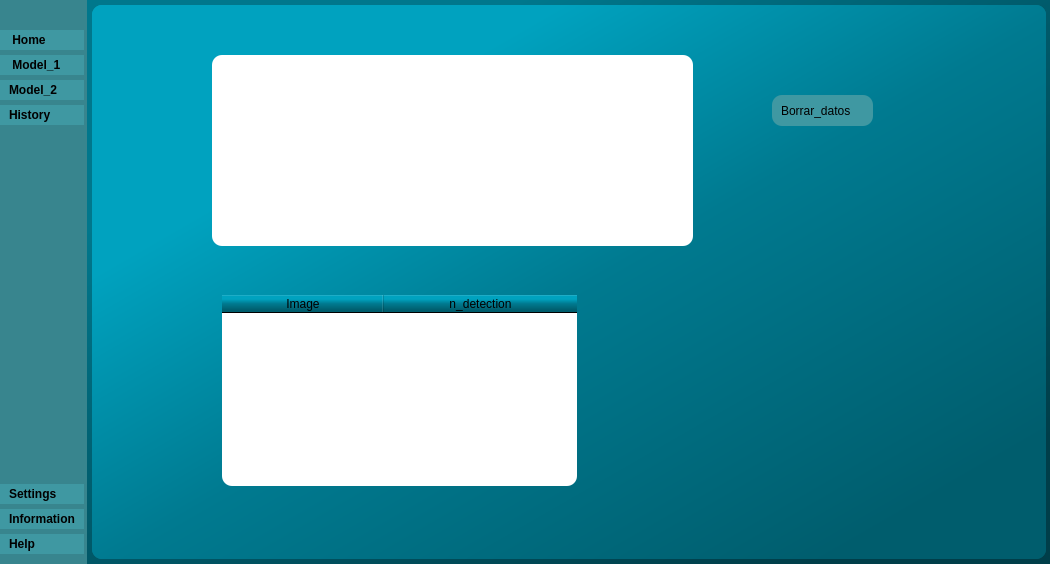
AlexEspinosa98/Guide_dis, file Main_GUI.ui: the form before one commit.
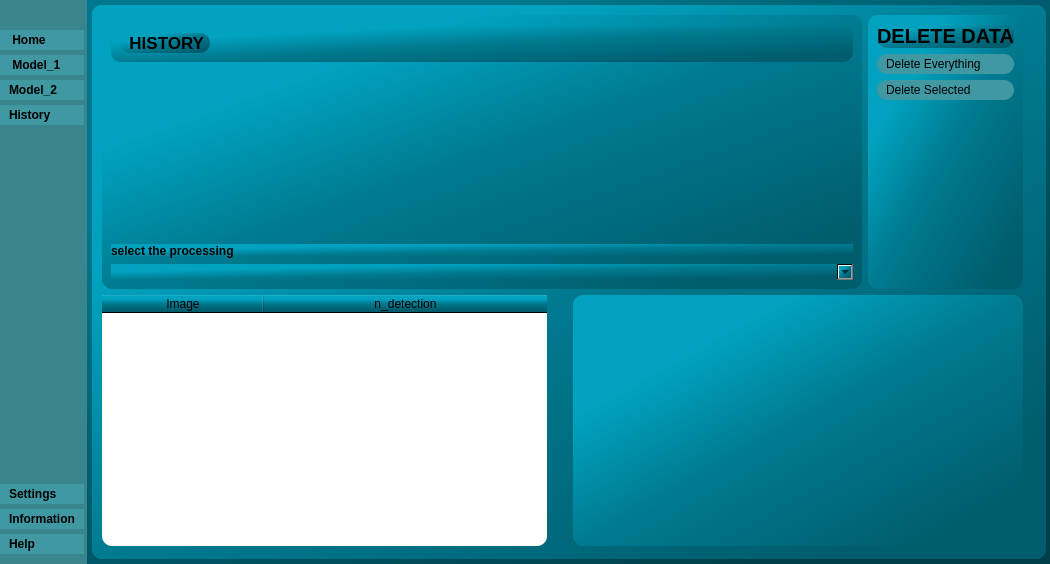
The form after the commit. The open tabs and pages were chosen to show the change. Icons and pictures are not drawn.

Commit message: combo box in history complete

```diff
--- a/Main_GUI.ui
+++ b/Main_GUI.ui
@@ -1223,119 +1223,216 @@
           </widget>
          </widget>
          <widget class="QWidget" name="p_history">
-          <widget class="QTableWidget" name="tabla2_4">
+          <widget class="QWidget" name="">
            <property name="geometry">
             <rect>
-             <x>120</x>
-             <y>50</y>
-             <width>481</width>
-             <height>191</height>
+             <x>10</x>
+             <y>10</y>
+             <width>921</width>
+             <height>531</height>
             </rect>
            </property>
-           <property name="sizePolicy">
-            <sizepolicy hsizetype="Expanding" vsizetype="Expanding">
-             <horstretch>0</horstretch>
-             <verstretch>0</verstretch>
-            </sizepolicy>
-           </property>
-           <attribute name="horizontalHeaderVisible">
-            <bool>false</bool>
-           </attribute>
-           <attribute name="horizontalHeaderCascadingSectionResizes">
-            <bool>false</bool>
-           </attribute>
-           <attribute name="horizontalHeaderDefaultSectionSize">
-            <number>80</number>
-           </attribute>
-           <attribute name="horizontalHeaderHighlightSections">
-            <bool>false</bool>
-           </attribute>
-           <attribute name="horizontalHeaderMinimumSectionSize">
-            <number>20</number>
-           </attribute>
-           <attribute name="horizontalHeaderShowSortIndicator" stdset="0">
-            <bool>false</bool>
-           </attribute>
-           <attribute name="horizontalHeaderStretchLastSection">
-            <bool>true</bool>
-           </attribute>
-           <attribute name="verticalHeaderCascadingSectionResizes">
-            <bool>false</bool>
-           </attribute>
-           <attribute name="verticalHeaderMinimumSectionSize">
-            <number>10</number>
-           </attribute>
-           <attribute name="verticalHeaderShowSortIndicator" stdset="0">
-            <bool>false</bool>
-           </attribute>
-           <attribute name="verticalHeaderStretchLastSection">
-            <bool>false</bool>
-           </attribute>
-           <column>
-            <property name="text">
-             <string>Pixel min</string>
-            </property>
-           </column>
-           <column>
-            <property name="text">
-             <string>Pixel Max</string>
-            </property>
-           </column>
-           <column>
-            <property name="text">
-             <string>Lat</string>
-            </property>
-           </column>
-           <column>
-            <property name="text">
-             <string>Long</string>
-            </property>
-           </column>
-          </widget>
-          <widget class="QTableWidget" name="tabla_d2_3">
-           <property name="geometry">
-            <rect>
-             <x>130</x>
-             <y>290</y>
-             <width>355</width>
-             <height>191</height>
-            </rect>
-           </property>
-           <attribute name="horizontalHeaderCascadingSectionResizes">
-            <bool>true</bool>
-           </attribute>
-           <attribute name="horizontalHeaderDefaultSectionSize">
-            <number>162</number>
-           </attribute>
-           <attribute name="horizontalHeaderHighlightSections">
-            <bool>true</bool>
-           </attribute>
-           <attribute name="horizontalHeaderStretchLastSection">
-            <bool>true</bool>
-           </attribute>
-           <column>
-            <property name="text">
-             <string>Image</string>
-            </property>
-           </column>
-           <column>
-            <property name="text">
-             <string>n_detection</string>
-            </property>
-           </column>
-          </widget>
-          <widget class="QPushButton" name="b_borrarbase">
-           <property name="geometry">
-            <rect>
-             <x>680</x>
-             <y>90</y>
-             <width>101</width>
-             <height>31</height>
-            </rect>
-           </property>
-           <property name="text">
-            <string>Borrar_datos</string>
-           </property>
+           <layout class="QVBoxLayout" name="verticalLayout_6">
+            <item>
+             <layout class="QHBoxLayout" name="horizontalLayout_4">
+              <item>
+               <widget class="QWidget" name="widget_2" native="true">
+                <layout class="QVBoxLayout" name="verticalLayout_3">
+                 <item>
+                  <widget class="QWidget" name="widget_3" native="true">
+                   <layout class="QHBoxLayout" name="horizontalLayout_5">
+                    <item>
+                     <widget class="QLabel" name="label_2">
+                      <property name="minimumSize">
+                       <size>
+                        <width>90</width>
+                        <height>0</height>
+                       </size>
+                      </property>
+                      <property name="font">
+                       <font>
+                        <pointsize>13</pointsize>
+                        <weight>75</weight>
+                        <bold>true</bold>
+                       </font>
+                      </property>
+                      <property name="text">
+                       <string>  HISTORY</string>
+                      </property>
+                     </widget>
+                    </item>
+                    <item>
+                     <spacer name="horizontalSpacer_2">
+                      <property name="orientation">
+                       <enum>Qt::Horizontal</enum>
+                      </property>
+                      <property name="sizeHint" stdset="0">
+                       <size>
+                        <width>40</width>
+                        <height>20</height>
+                       </size>
+                      </property>
+                     </spacer>
+                    </item>
+                   </layout>
+                  </widget>
+                 </item>
+                 <item>
+                  <spacer name="verticalSpacer_7">
+                   <property name="orientation">
+                    <enum>Qt::Vertical</enum>
+                   </property>
+                   <property name="sizeHint" stdset="0">
+                    <size>
+                     <width>20</width>
+                     <height>40</height>
+                    </size>
+                   </property>
+                  </spacer>
+                 </item>
+                 <item>
+                  <widget class="QLabel" name="label_3">
+                   <property name="font">
+                    <font>
+                     <weight>75</weight>
+                     <bold>true</bold>
+                    </font>
+                   </property>
+                   <property name="text">
+                    <string>select the processing</string>
+                   </property>
+                  </widget>
+                 </item>
+                 <item>
+                  <widget class="QComboBox" name="list_combo"/>
+                 </item>
+                </layout>
+               </widget>
+              </item>
+              <item>
+               <widget class="QWidget" name="widget" native="true">
+                <property name="sizePolicy">
+                 <sizepolicy hsizetype="Maximum" vsizetype="Maximum">
+                  <horstretch>0</horstretch>
+                  <verstretch>0</verstretch>
+                 </sizepolicy>
+                </property>
+                <layout class="QVBoxLayout" name="verticalLayout_8">
+                 <item>
+                  <widget class="QLabel" name="label_4">
+                   <property name="font">
+                    <font>
+                     <pointsize>15</pointsize>
+                     <weight>75</weight>
+                     <bold>true</bold>
+                    </font>
+                   </property>
+                   <property name="layoutDirection">
+                    <enum>Qt::LeftToRight</enum>
+                   </property>
+                   <property name="autoFillBackground">
+                    <bool>false</bool>
+                   </property>
+                   <property name="text">
+                    <string>DELETE DATA</string>
+                   </property>
+                   <property name="alignment">
+                    <set>Qt::AlignCenter</set>
+                   </property>
+                  </widget>
+                 </item>
+                 <item>
+                  <widget class="QPushButton" name="b_borrarbase">
+                   <property name="text">
+                    <string>Delete Everything</string>
+                   </property>
+                  </widget>
+                 </item>
+                 <item>
+                  <widget class="QPushButton" name="pushButton">
+                   <property name="text">
+                    <string>Delete Selected</string>
+                   </property>
+                  </widget>
+                 </item>
+                 <item>
+                  <spacer name="verticalSpacer_8">
+                   <property name="orientation">
+                    <enum>Qt::Vertical</enum>
+                   </property>
+                   <property name="sizeHint" stdset="0">
+                    <size>
+                     <width>20</width>
+                     <height>180</height>
+                    </size>
+                   </property>
+                  </spacer>
+                 </item>
+                </layout>
+               </widget>
+              </item>
+             </layout>
+            </item>
+            <item>
+             <layout class="QHBoxLayout" name="horizontalLayout_3">
+              <item>
+               <widget class="QTableWidget" name="tabla_d2_3">
+                <attribute name="horizontalHeaderCascadingSectionResizes">
+                 <bool>true</bool>
+                </attribute>
+                <attribute name="horizontalHeaderDefaultSectionSize">
+                 <number>162</number>
+                </attribute>
+                <attribute name="horizontalHeaderHighlightSections">
+                 <bool>true</bool>
+                </attribute>
+                <attribute name="horizontalHeaderStretchLastSection">
+                 <bool>true</bool>
+                </attribute>
+                <column>
+                 <property name="text">
+                  <string>Image</string>
+                 </property>
+                </column>
+                <column>
+                 <property name="text">
+                  <string>n_detection</string>
+                 </property>
+                </column>
+               </widget>
+              </item>
+              <item>
+               <spacer name="horizontalSpacer">
+                <property name="orientation">
+                 <enum>Qt::Horizontal</enum>
+                </property>
+                <property name="sizeType">
+                 <enum>QSizePolicy::Minimum</enum>
+                </property>
+                <property name="sizeHint" stdset="0">
+                 <size>
+                  <width>20</width>
+                  <height>10</height>
+                 </size>
+                </property>
+               </spacer>
+              </item>
+              <item>
+               <widget class="QLabel" name="label_5">
+                <property name="minimumSize">
+                 <size>
+                  <width>450</width>
+                  <height>0</height>
+                 </size>
+                </property>
+                <property name="text">
+                 <string/>
+                </property>
+               </widget>
+              </item>
+             </layout>
+            </item>
+           </layout>
           </widget>
          </widget>
          <widget class="QWidget" name="p_model2">
```
Left out of the diff: 4 changed lines with no effect on the pictures. The commit also changes 2 other files.
